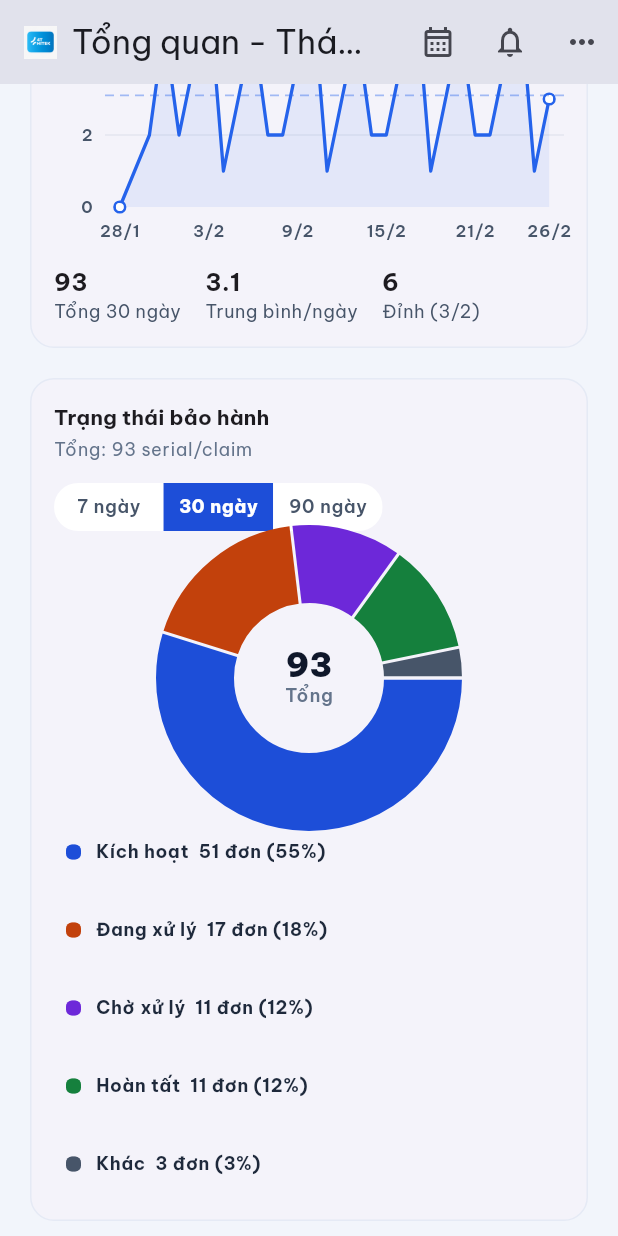
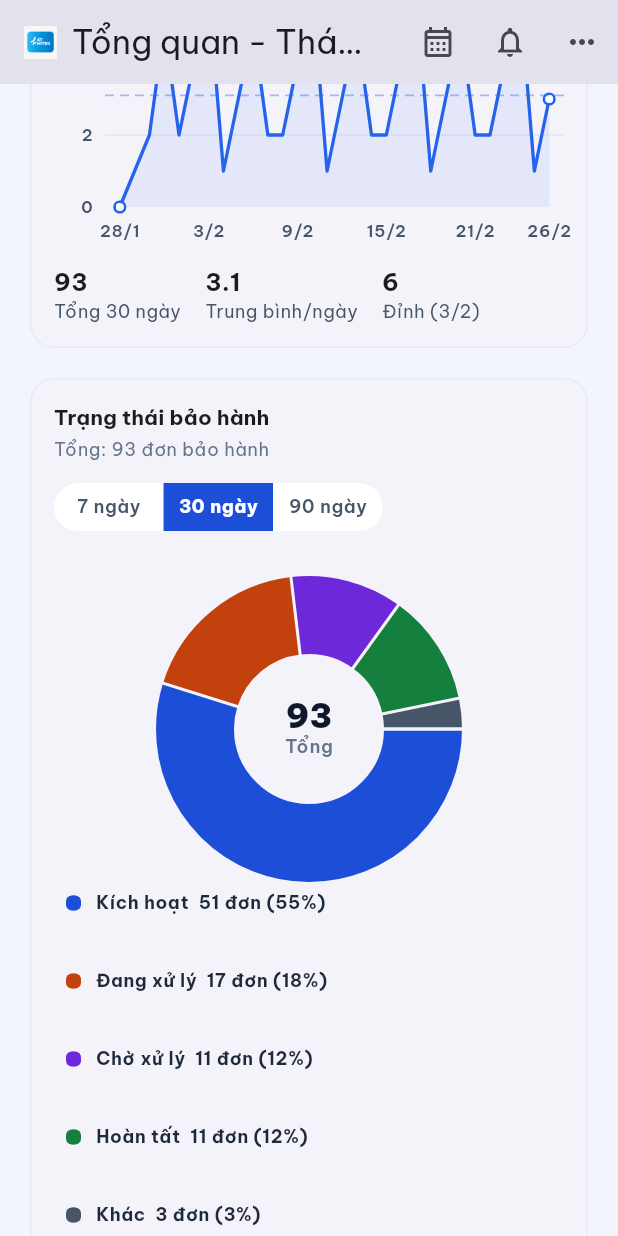
Before and after one commit to vominhduc11/4thitek, a Flutter app: the DashboardScreen screen opened directly, scrolled down 1728 dp, on a phone screen of 412 x 824 dp. Run offline on Flutter 3.47's test engine with Material 3 defaults, Android fonts, the phone set to English and light mode, and no system bars; drawn by our look-alikes of fl_chart; our stand-ins replace chewie, flutter_spinbox, google_fonts, infinite_scroll_pagination, shared_preferences, video_player; accounts and stored records are empty; network calls fail.

Commit message:
Update dealer app assets and platform configurations

```diff
--- a/dealer/lib/dashboard_screen.dart
+++ b/dealer/lib/dashboard_screen.dart
@@ -2796,7 +2796,7 @@ class _WarrantyStatusDonutCardState extends State<_WarrantyStatusDonutCard> {
             ),
             const SizedBox(height: 4),
             Text(
-              'Tổng: $total serial/claim',
+              'Tổng: $total đơn bảo hành',
               style: theme.textTheme.bodySmall?.copyWith(
                 color: _dashboardMutedText,
               ),
@@ -2859,16 +2859,32 @@ class _WarrantyStatusDonutCardState extends State<_WarrantyStatusDonutCard> {
                 });
               },
             ),
-            if (isGroupedLegend) ...[
-              const SizedBox(height: 6),
-              Text(
+            SizedBox(
+              height: 34,
+              child: Padding(
+                padding: const EdgeInsets.only(top: 6),
+                child: IgnorePointer(
+                  ignoring: !isGroupedLegend,
+                  child: Semantics(
+                    hidden: !isGroupedLegend,
+                    child: AnimatedOpacity(
+                      duration: const Duration(milliseconds: 180),
+                      curve: Curves.easeOut,
+                      opacity: isGroupedLegend ? 1 : 0,
+                      child: Text(
                         'Hiển thị nhóm tỉ trọng cao nhất + Khác để dễ quét nhanh.',
+                        maxLines: 2,
+                        overflow: TextOverflow.ellipsis,
                         style: theme.textTheme.labelSmall?.copyWith(
                           color: const Color(0xFF64748B),
                           fontWeight: FontWeight.w600,
                         ),
                       ),
-            ],
+                    ),
+                  ),
+                ),
+              ),
+            ),
             const SizedBox(height: 12),
             if (showEmpty)
               _buildEmptyDonutState(theme)
@@ -3056,25 +3072,14 @@ class _WarrantyStatusDonutCardState extends State<_WarrantyStatusDonutCard> {
             ],
           ),
           if (touchedStat != null && _tooltipAnchor != null)
-            Positioned(
-              left:
-                  _tooltipAnchor!.dx +
-                  (_tooltipAnchor!.dx >= donutSize / 2 ? 10 : -10),
-              top:
-                  _tooltipAnchor!.dy +
-                  (_tooltipAnchor!.dy >= donutSize / 2 ? 8 : -8),
+            CustomSingleChildLayout(
+              delegate: _DonutTooltipPositionDelegate(anchor: _tooltipAnchor!),
               child: IgnorePointer(
-                child: FractionalTranslation(
-                  translation: Offset(
-                    _tooltipAnchor!.dx >= donutSize / 2 ? 0 : -1,
-                    _tooltipAnchor!.dy >= donutSize / 2 ? 0 : -1,
-                  ),
                 child: _DonutSliceTooltip(
                   color: touchedStat.color,
                   label: touchedStat.label,
                   count: touchedStat.count,
                   percent: (touchedStat.count / total * 100).round(),
-                  ),
                 ),
               ),
             ),
@@ -3371,6 +3376,41 @@ class _DonutSliceTooltip extends StatelessWidget {
   }
 }
 
+class _DonutTooltipPositionDelegate extends SingleChildLayoutDelegate {
+  const _DonutTooltipPositionDelegate({required this.anchor});
+
+  final Offset anchor;
+
+  static const double _margin = 6;
+  static const double _horizontalGap = 10;
+  static const double _verticalGap = 8;
+
+  @override
+  Offset getPositionForChild(Size size, Size childSize) {
+    final placeRight = anchor.dx >= size.width / 2;
+    final placeBelow = anchor.dy >= size.height / 2;
+
+    final targetLeft = placeRight
+        ? anchor.dx + _horizontalGap
+        : anchor.dx - _horizontalGap - childSize.width;
+    final targetTop = placeBelow
+        ? anchor.dy + _verticalGap
+        : anchor.dy - _verticalGap - childSize.height;
+
+    final maxLeft = math.max(_margin, size.width - childSize.width - _margin);
+    final maxTop = math.max(_margin, size.height - childSize.height - _margin);
+
+    final clampedLeft = targetLeft.clamp(_margin, maxLeft).toDouble();
+    final clampedTop = targetTop.clamp(_margin, maxTop).toDouble();
+    return Offset(clampedLeft, clampedTop);
+  }
+
+  @override
+  bool shouldRelayout(covariant _DonutTooltipPositionDelegate oldDelegate) {
+    return anchor != oldDelegate.anchor;
+  }
+}
+
 class _TopCustomerCard extends StatelessWidget {
   const _TopCustomerCard({required this.stat});
 
--- a/dealer/lib/main.dart
+++ b/dealer/lib/main.dart
@@ -59,7 +59,7 @@ class _DealerAppState extends State<DealerApp> {
           controller: _warrantyController,
           child: MaterialApp(
             debugShowCheckedModeBanner: false,
-            title: 'Dealer',
+            title: '4thitek Dealer Hub',
             theme: ThemeData(
               useMaterial3: true,
               colorScheme: colorScheme,
```
Also changed, not shown: dealer/pubspec.yaml (+25 -1 lines), dealer/pubspec.lock, 64 other files. Lines whose indentation alone changed are shown as unchanged.
